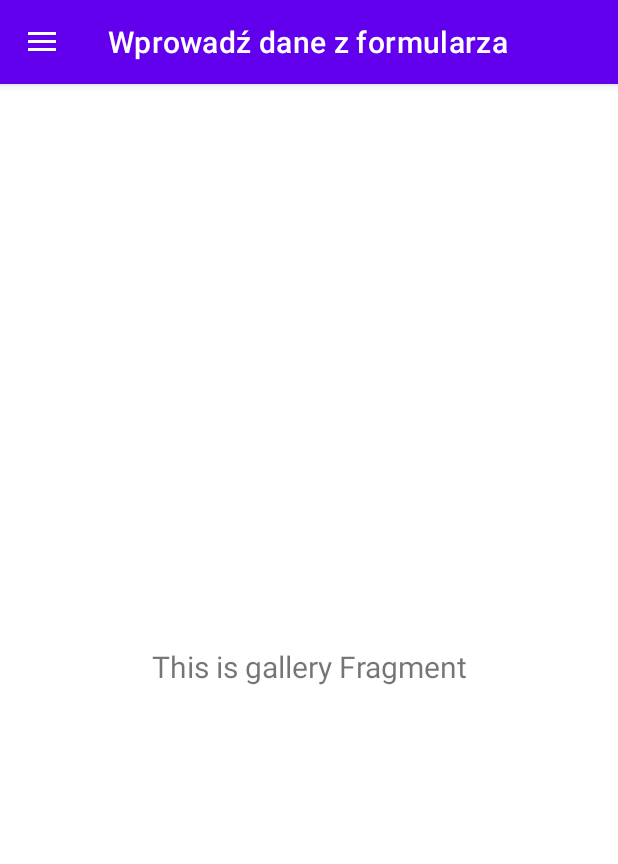
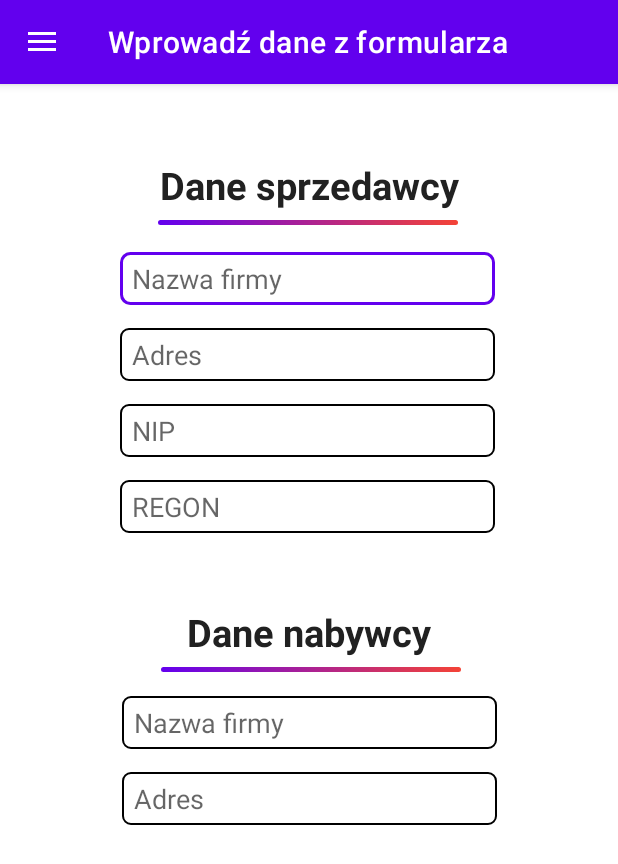
Before and after one commit to szymon-sowinski/InvoiceGenius, an Android app: the screen it shows after launch (MainActivity), in the side drawer, after a tap on "Wprowadź dane z formularza", on a phone screen of 412 x 824 dp. Shown: the top 864 px of the screen. Run offline under Robolectric (Android 15) with nearby library versions, the phone set to English and light mode, and no system bars; our stand-ins replace navigation-ui.

Commit message:
Update form fragment layout to include seller and buyer data inputs
The changes include:
- Renaming text\_form TextView to seller
- Adding a titleSeparator view below the seller TextView
- Adding a sellerData Line

```diff
--- a/app/src/main/java/com/example/invoicegenius/ui/gallery/GalleryFragment.kt
+++ b/app/src/main/java/com/example/invoicegenius/ui/gallery/GalleryFragment.kt
@@ -28,10 +28,6 @@ class GalleryFragment : Fragment() {
         _binding = FragmentGalleryBinding.inflate(inflater, container, false)
         val root: View = binding.root
 
-        val textView: TextView = binding.textGallery
-        galleryViewModel.text.observe(viewLifecycleOwner) {
-            textView.text = it
-        }
         return root
     }
 
--- /dev/null
+++ b/app/src/main/res/drawable/edittext_border.xml
@@ -0,0 +1,8 @@
+<shape xmlns:android="http://schemas.android.com/apk/res/android"
+    android:shape="rectangle">
+    <solid android:color="#FFFFFF" />
+    <stroke
+        android:width="1dp"
+    android:color="#000000" />
+    <corners android:radius="5dp" />
+</shape>
--- /dev/null
+++ b/app/src/main/res/drawable/edittext_border_focused.xml
@@ -0,0 +1,21 @@
+<layer-list xmlns:android="http://schemas.android.com/apk/res/android">
+
+    <item>
+        <shape android:shape="rectangle">
+            <solid android:color="#FFFFFF" />
+            <corners android:radius="6dp" />
+            <stroke
+                android:width="1dp"
+                android:color="#CCCCCC" />
+        </shape>
+    </item>
+
+    <item>
+        <shape android:shape="rectangle">
+            <corners android:radius="6dp" />
+            <stroke
+                android:width="2dp"
+                android:color="#6300ef" />
+        </shape>
+    </item>
+</layer-list>
--- /dev/null
+++ b/app/src/main/res/drawable/edittext_selector.xml
@@ -0,0 +1,6 @@
+<selector xmlns:android="http://schemas.android.com/apk/res/android">
+
+    <item android:drawable="@drawable/edittext_border_focused" android:state_focused="true" />
+    =
+    <item android:drawable="@drawable/edittext_border" />
+</selector>
--- a/app/src/main/res/layout/fragment_gallery.xml
+++ b/app/src/main/res/layout/fragment_gallery.xml
@@ -7,16 +7,164 @@
     tools:context=".ui.gallery.GalleryFragment">
 
     <TextView
-        android:id="@+id/text_gallery"
-        android:layout_width="match_parent"
+        android:id="@+id/seller"
+        android:layout_width="wrap_content"
         android:layout_height="wrap_content"
-        android:layout_marginStart="8dp"
-        android:layout_marginTop="8dp"
-        android:layout_marginEnd="8dp"
-        android:textAlignment="center"
-        android:textSize="20sp"
-        app:layout_constraintBottom_toBottomOf="parent"
+        android:layout_marginStart="126dp"
+        android:layout_marginTop="50dp"
+        android:layout_marginEnd="126dp"
+        android:text="Dane sprzedawcy"
+        android:textColor="@color/app_name_color"
+        android:textSize="25dp"
+        android:textStyle="bold"
         app:layout_constraintEnd_toEndOf="parent"
         app:layout_constraintStart_toStartOf="parent"
         app:layout_constraintTop_toTopOf="parent" />
+
+    <View
+        android:id="@+id/titleSeparator"
+        android:layout_width="200dp"
+        android:layout_height="3dp"
+        android:layout_marginTop="6dp"
+        android:background="@drawable/gradient_button_bg"
+        android:letterSpacing="0.02"
+        android:lineSpacingExtra="8sp"
+        app:layout_constraintEnd_toEndOf="parent"
+        app:layout_constraintHorizontal_bias="0.497"
+        app:layout_constraintStart_toStartOf="parent"
+        app:layout_constraintTop_toBottomOf="@+id/seller" />
+
+    <LinearLayout
+        android:id="@+id/sellerData"
+        android:layout_width="285dp"
+        android:layout_height="230dp"
+        android:layout_marginStart="80dp"
+        android:layout_marginTop="92dp"
+        android:layout_marginEnd="81dp"
+        android:gravity="center_horizontal"
+        android:orientation="vertical"
+        app:layout_constraintEnd_toEndOf="parent"
+        app:layout_constraintHorizontal_bias="0.514"
+        app:layout_constraintStart_toStartOf="parent"
+        app:layout_constraintTop_toTopOf="parent">
+
+        <EditText
+            android:id="@+id/companyNameSeller"
+            android:layout_width="250dp"
+            android:layout_height="35dp"
+            android:layout_marginTop="20dp"
+            android:background="@drawable/edittext_selector"
+            android:ems="10"
+            android:hint="Nazwa firmy"
+            android:inputType="text"
+            android:paddingStart="8dp"
+            android:paddingEnd="8dp" />
+
+        <EditText
+            android:id="@+id/addressSeller"
+            android:layout_width="250dp"
+            android:layout_height="35dp"
+            android:layout_marginTop="15dp"
+            android:background="@drawable/edittext_selector"
+            android:ems="10"
+            android:hint="Adres"
+            android:inputType="text"
+            android:paddingStart="8dp"
+            android:paddingEnd="8dp" />
+
+        <EditText
+            android:id="@+id/nip"
+            android:layout_width="250dp"
+            android:layout_height="35dp"
+            android:layout_marginTop="15dp"
+            android:background="@drawable/edittext_selector"
+            android:ems="10"
+            android:hint="NIP"
+            android:inputType="text"
+            android:paddingStart="8dp"
+            android:paddingEnd="8dp" />
+
+        <EditText
+            android:id="@+id/regon"
+            android:layout_width="250dp"
+            android:layout_height="35dp"
+            android:layout_marginTop="15dp"
+            android:background="@drawable/edittext_selector"
+            android:ems="10"
+            android:hint="REGON"
+            android:inputType="text"
+            android:paddingStart="8dp"
+            android:paddingEnd="8dp" />
+
+    </LinearLayout>
+
+    <TextView
+        android:id="@+id/buyer"
+        android:layout_width="wrap_content"
+        android:layout_height="wrap_content"
+        android:layout_marginStart="126dp"
+        android:layout_marginTop="348dp"
+        android:layout_marginEnd="126dp"
+        android:text="Dane nabywcy"
+        android:textColor="@color/app_name_color"
+        android:textSize="25dp"
+        android:textStyle="bold"
+        app:layout_constraintEnd_toEndOf="parent"
+        app:layout_constraintHorizontal_bias="0.538"
+        app:layout_constraintStart_toStartOf="parent"
+        app:layout_constraintTop_toTopOf="parent" />
+
+    <View
+        android:id="@+id/titleSeparator2"
+        android:layout_width="200dp"
+        android:layout_height="3dp"
+        android:layout_marginTop="6dp"
+        android:background="@drawable/gradient_button_bg"
+        android:letterSpacing="0.02"
+        android:lineSpacingExtra="8sp"
+        app:layout_constraintEnd_toEndOf="parent"
+        app:layout_constraintHorizontal_bias="0.507"
+        app:layout_constraintStart_toStartOf="parent"
+        app:layout_constraintTop_toBottomOf="@+id/buyer" />
+
+    <LinearLayout
+        android:id="@+id/buyerData"
+        android:layout_width="283dp"
+        android:layout_height="126dp"
+        android:layout_marginStart="80dp"
+        android:layout_marginTop="388dp"
+        android:layout_marginEnd="81dp"
+        android:gravity="center_horizontal"
+        android:orientation="vertical"
+        app:layout_constraintEnd_toEndOf="parent"
+        app:layout_constraintHorizontal_bias="0.484"
+        app:layout_constraintStart_toStartOf="parent"
+        app:layout_constraintTop_toTopOf="parent">
+
+        <EditText
+            android:id="@+id/companyNameBuyer"
+            android:layout_width="250dp"
+            android:layout_height="35dp"
+            android:layout_marginTop="20dp"
+            android:background="@drawable/edittext_selector"
+            android:ems="10"
+            android:hint="Nazwa firmy"
+            android:inputType="text"
+            android:paddingStart="8dp"
+            android:paddingEnd="8dp" />
+
+        <EditText
+            android:id="@+id/addressBuyer"
+            android:layout_width="250dp"
+            android:layout_height="35dp"
+            android:layout_marginTop="15dp"
+            android:background="@drawable/edittext_selector"
+            android:ems="10"
+            android:hint="Adres"
+            android:inputType="text"
+            android:paddingStart="8dp"
+            android:paddingEnd="8dp" />
+
+    </LinearLayout>
+
 </androidx.constraintlayout.widget.ConstraintLayout>
```
